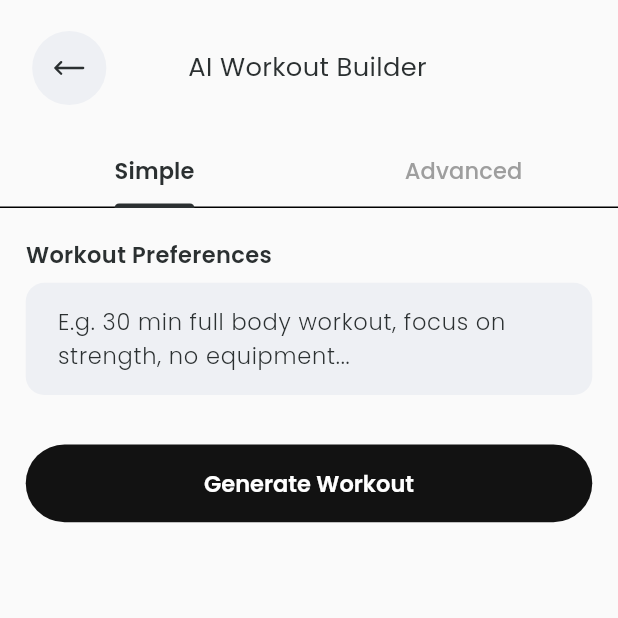
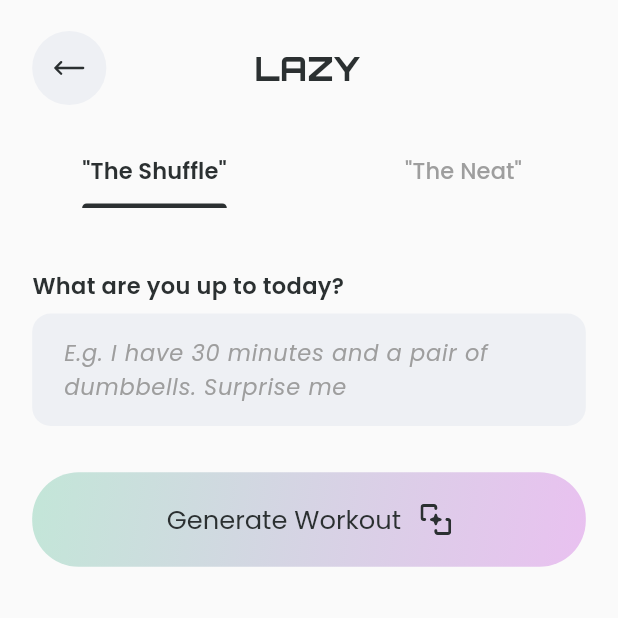
Before and after one commit to tran-haison/workouch, a Flutter app: the WorkoutLazyBuilderPage screen opened by its route, on a phone screen of 412 x 824 dp, the top half of it. Run offline on Flutter 3.47's test engine with Material 3 defaults, Android fonts, the phone set to English and light mode, and no system bars; drawn by our look-alikes of oktoast; our stand-ins replace cached_network_image, dio, either_dart, flutter_bloc, flutter_dotenv, flutter_screenutil and 14 more; accounts and stored records are empty; generated files the repository leaves out were written again; network calls fail.

Commit message:
style: update ui for workout lazy page

```diff
--- a/lib/core/constants/app_constants.dart
+++ b/lib/core/constants/app_constants.dart
@@ -155,8 +155,8 @@ class AppConstants {
   static const activityLevelExtremelyActive =
       'Very hard exercise, physical job';
   static const tdee = 'TDEE';
-  static const aiWorkoutBuilder = 'AI Workout Builder';
-  static const workoutPreferences = 'Workout Preferences';
+  static const workoutBuilder = 'Workout Builder';
+  static const whatAreYouUpToToday = 'What are you up to today?';
   static const intensity = 'Intensity';
   static const targetBodyParts = 'Target Body Parts';
   static const availableEquipments = 'Available Equipments';
@@ -176,10 +176,9 @@ class AppConstants {
   static const location = 'Location';
   static const selectLocation = 'Select Location';
   static const anyLocation = 'Any location';
-  static const locationLivingRoom = 'Living room (small space)';
-  static const locationGarageBackyard = 'Garage/Backyard (jumping allowed)';
+  static const locationRoom = 'Room (small space)';
+  static const locationGarageBackyard = 'Garage/Backyard';
   static const locationCommercialGym = 'Commercial Gym';
-  static const locationHotelRoom = 'Hotel Room';
   static const locationOutdoorsPark = 'Outdoors/Park';
   // Workout Goals
   static const workoutGoals = 'Workout Goals';
@@ -195,10 +194,10 @@ class AppConstants {
   static const injuriesLimitationsHint =
       'E.g. Lower back pain, knee injury, etc.';
   // Tabs
-  static const simpleMode = 'Simple';
-  static const advancedMode = 'Advanced';
+  static const theShuffleMode = '"The Shuffle"';
+  static const theNeatMode = '"The Neat"';
   static const workoutPreferencesHint =
-      'E.g. 30 min full body workout, focus on strength, no equipment...';
+      'E.g. I have 30 minutes and a pair of dumbbells. Surprise me';
 }
 
 class _Supabase {
--- a/lib/core/theme/app_colors.dart
+++ b/lib/core/theme/app_colors.dart
@@ -64,4 +64,12 @@ class AppColors {
   static const grayBlue = Color(0xFFEEF0F4);
   static const transparent = Colors.transparent;
   static const overlay = Color.fromARGB(49, 200, 200, 200);
+
+  // Gradient Background - Mix of primary and secondary colors
+  static const backgroundGradient = LinearGradient(
+    begin: Alignment.topLeft,
+    end: Alignment.bottomRight,
+    colors: [secondary, primary],
+    stops: [0.0, 1.0],
+  );
 }
--- a/lib/core/widgets/common_button.dart
+++ b/lib/core/widgets/common_button.dart
@@ -16,6 +16,7 @@ class CommonButton extends StatefulWidget {
     this.isFullWidth = true,
     this.formKey,
     this.backgroundColor,
+    this.backgroundGradientColor,
     this.textStyle,
     this.padding,
     this.radius,
@@ -34,6 +35,7 @@ class CommonButton extends StatefulWidget {
   final bool isFullWidth;
   final GlobalKey<FormState>? formKey;
   final Color? backgroundColor;
+  final Gradient? backgroundGradientColor;
   final TextStyle? textStyle;
   final EdgeInsetsGeometry? padding;
   final double? radius;
@@ -101,7 +103,10 @@ class _CommonButtonState extends State<CommonButton>
             border: widget.borderColor != null
                 ? Border.all(color: widget.borderColor!)
                 : null,
-            color: widget.backgroundColor ?? AppColors.darkBlack,
+            gradient: widget.backgroundGradientColor,
+            color: widget.backgroundGradientColor == null
+                ? (widget.backgroundColor ?? AppColors.darkBlack)
+                : null,
           ),
           child: ElevatedButton(
             onPressed: widget.isDisabled
--- a/lib/core/widgets/common_text_field.dart
+++ b/lib/core/widgets/common_text_field.dart
@@ -138,8 +138,9 @@ class _CommonTextFieldState extends State<CommonTextField> {
         hintStyle:
             widget.hintStyle ??
             AppTextStyles.h4.copyWith(
-              color: AppColors.text,
+              color: AppColors.mediumGray,
               fontWeight: FontWeight.w300,
+              fontStyle: FontStyle.italic,
             ),
         isDense: false,
         hintText: widget.hintText,
--- a/lib/features/workout/presentation/pages/workout_lazy_builder_page.dart
+++ b/lib/features/workout/presentation/pages/workout_lazy_builder_page.dart
@@ -49,7 +49,6 @@ class _WorkoutLazyBuilderPageState extends State<WorkoutLazyBuilderPage>
   void initState() {
     super.initState();
     _tabController = TabController(length: 2, vsync: this);
-    _loadData();
   }
 
   @override
@@ -58,24 +57,14 @@ class _WorkoutLazyBuilderPageState extends State<WorkoutLazyBuilderPage>
     super.dispose();
   }
 
-  void _loadData() {
-    context.read<WorkoutCubit>().getBodyParts();
-    context.read<WorkoutCubit>().getEquipments();
-  }
-
   @override
   Widget build(BuildContext context) {
-    return BlocBuilder<WorkoutCubit, WorkoutState>(
-      builder: (context, state) {
     return Scaffold(
       body: SafeArea(
         child: Column(
           children: [
             Padding(
-                  padding: EdgeInsets.symmetric(
-                    horizontal: 20.w,
-                    vertical: 20.h,
-                  ),
+              padding: EdgeInsets.symmetric(horizontal: 20.w, vertical: 20.h),
               child: Row(
                 children: [
                   CommonIconButton(
@@ -84,12 +73,15 @@ class _WorkoutLazyBuilderPageState extends State<WorkoutLazyBuilderPage>
                     iconColor: AppColors.black,
                     onTap: () => context.pop(),
                   ),
-                      const Spacer(),
-                      Text(
-                        AppConstants.aiWorkoutBuilder,
-                        style: AppTextStyles.h3,
+                  Gaps.hGap12,
+                  Expanded(
+                    child: Text(
+                      AppConstants.lazy,
+                      style: AppTextStyles.orbitron.copyWith(fontSize: 20.sp),
+                      textAlign: TextAlign.center,
                     ),
-                      const Spacer(),
+                  ),
+                  Gaps.hGap12,
                   SizedBox(width: 48.w),
                 ],
               ),
@@ -105,23 +97,24 @@ class _WorkoutLazyBuilderPageState extends State<WorkoutLazyBuilderPage>
                 fontWeight: FontWeight.w600,
               ),
               unselectedLabelStyle: AppTextStyles.h4,
+              dividerColor: AppColors.transparent,
+              overlayColor: WidgetStateProperty.all(AppColors.transparent),
               tabs: [
-                    Tab(text: AppConstants.simpleMode),
-                    Tab(text: AppConstants.advancedMode),
+                Tab(text: AppConstants.theShuffleMode),
+                Tab(text: AppConstants.theNeatMode),
               ],
             ),
             Expanded(
               child: TabBarView(
                 controller: _tabController,
                 children: [
-                      // Simple Mode Tab
-                      _SimpleModeTab(
+                  // Shuffle Mode Tab
+                  _ShuffleModeTab(
                     controller: _simplePreferencesController,
                     onGenerate: _generateWorkout,
                   ),
-                      // Advanced Mode Tab
-                      _AdvancedModeTab(
-                        state: state,
+                  // Neat Mode Tab
+                  _NeatModeTab(
                     nameController: _nameController,
                     injuriesController: _injuriesController,
                     workoutDuration: _workoutDuration,
@@ -169,8 +162,6 @@ class _WorkoutLazyBuilderPageState extends State<WorkoutLazyBuilderPage>
         ),
       ),
     );
-      },
-    );
   }
 
   Future<void> _generateWorkout() async {
@@ -180,17 +171,17 @@ class _WorkoutLazyBuilderPageState extends State<WorkoutLazyBuilderPage>
   }
 }
 
-class _SimpleModeTab extends StatefulWidget {
-  const _SimpleModeTab({required this.controller, required this.onGenerate});
+class _ShuffleModeTab extends StatefulWidget {
+  const _ShuffleModeTab({required this.controller, required this.onGenerate});
 
   final TextEditingController controller;
   final VoidCallback onGenerate;
 
   @override
-  State<_SimpleModeTab> createState() => _SimpleModeTabState();
+  State<_ShuffleModeTab> createState() => _ShuffleModeTabState();
 }
 
-class _SimpleModeTabState extends State<_SimpleModeTab>
+class _ShuffleModeTabState extends State<_ShuffleModeTab>
     with AutomaticKeepAliveClientMixin {
   @override
   bool get wantKeepAlive => true;
@@ -199,12 +190,12 @@ class _SimpleModeTabState extends State<_SimpleModeTab>
   Widget build(BuildContext context) {
     super.build(context); // Required for AutomaticKeepAliveClientMixin
     return SingleChildScrollView(
-      padding: EdgeInsets.symmetric(horizontal: 16.w, vertical: 20.h),
+      padding: EdgeInsets.symmetric(horizontal: 20.w, vertical: 40.h),
       child: Column(
         crossAxisAlignment: CrossAxisAlignment.start,
         children: [
           Text(
-            AppConstants.workoutPreferences,
+            AppConstants.whatAreYouUpToToday,
             style: AppTextStyles.h4.copyWith(fontWeight: FontWeight.w600),
           ),
           Gaps.vGap8,
@@ -216,15 +207,28 @@ class _SimpleModeTabState extends State<_SimpleModeTab>
             backgroundColor: AppColors.grayBlue,
             maxLines: 6,
             radius: 12.r,
+            inputTextStyle: AppTextStyles.h4.copyWith(
+              color: AppColors.text,
+              fontWeight: FontWeight.w300,
+            ),
             contentPadding: EdgeInsets.symmetric(
               horizontal: 16.w,
               vertical: 14.h,
             ),
           ),
-          Gaps.vGap32,
+          Gaps.vGap30,
           CommonButton(
             text: AppConstants.generateWorkout,
             onPressed: widget.onGenerate,
+            backgroundGradientColor: AppColors.backgroundGradient,
+            textStyle: AppTextStyles.h3,
+            padding: EdgeInsets.symmetric(horizontal: 20.w, vertical: 18.h),
+            trailing: CommonAssetIcon(
+              Assets.icons.aiGenerator,
+              width: 20.r,
+              height: 20.r,
+              color: AppColors.black,
+            ),
           ),
         ],
       ),
@@ -232,9 +236,8 @@ class _SimpleModeTabState extends State<_SimpleModeTab>
   }
 }
 
-class _AdvancedModeTab extends StatefulWidget {
-  const _AdvancedModeTab({
-    required this.state,
+class _NeatModeTab extends StatefulWidget {
+  const _NeatModeTab({
     required this.nameController,
     required this.injuriesController,
     required this.workoutDuration,
@@ -252,7 +255,6 @@ class _AdvancedModeTab extends StatefulWidget {
     required this.onGenerate,
   });
 
-  final WorkoutState state;
   final TextEditingController nameController;
   final TextEditingController injuriesController;
   final Duration workoutDuration;
@@ -270,10 +272,10 @@ class _AdvancedModeTab extends StatefulWidget {
   final VoidCallback onGenerate;
 
   @override
-  State<_AdvancedModeTab> createState() => _AdvancedModeTabState();
+  State<_NeatModeTab> createState() => _NeatModeTabState();
 }
 
-class _AdvancedModeTabState extends State<_AdvancedModeTab>
+class _NeatModeTabState extends State<_NeatModeTab>
     with AutomaticKeepAliveClientMixin {
   @override
   bool get wantKeepAlive => true;
@@ -281,8 +283,10 @@ class _AdvancedModeTabState extends State<_AdvancedModeTab>
   @override
   Widget build(BuildContext context) {
     super.build(context); // Required for AutomaticKeepAliveClientMixin
+    return BlocBuilder<WorkoutCubit, WorkoutState>(
+      builder: (context, state) {
         return SingleChildScrollView(
-      padding: EdgeInsets.symmetric(horizontal: 16.w, vertical: 20.h),
+          padding: EdgeInsets.symmetric(horizontal: 16.w, vertical: 40.h),
           child: Column(
             crossAxisAlignment: CrossAxisAlignment.start,
             children: [
@@ -299,6 +303,10 @@ class _AdvancedModeTabState extends State<_AdvancedModeTab>
                 isShowBorder: true,
                 borderColor: AppColors.grayBlue,
                 borderFocusColor: AppColors.black,
+                inputTextStyle: AppTextStyles.h4.copyWith(
+                  color: AppColors.text,
+                  fontWeight: FontWeight.w300,
+                ),
               ),
               Gaps.vGap16,
               // Workout Duration
@@ -324,7 +332,7 @@ class _AdvancedModeTabState extends State<_AdvancedModeTab>
               // Workout Goals
               _PreferenceSection(
                 title: AppConstants.workoutGoals,
-            icon: Assets.icons.rocket,
+                icon: Assets.icons.goal,
                 child: LazyGoalsSelector(
                   initialGoals: widget.workoutGoals,
                   onChanged: widget.onGoalsChanged,
@@ -334,10 +342,10 @@ class _AdvancedModeTabState extends State<_AdvancedModeTab>
               // Target Body Parts
               _PreferenceSection(
                 title: AppConstants.targetBodyParts,
-            icon: Assets.icons.dumbbell,
+                icon: Assets.icons.muscle,
                 child: LazyBodyPartsSelector(
                   initialBodyParts: widget.workoutBodyParts,
-              bodyParts: widget.state.bodyParts,
+                  bodyParts: state.bodyParts,
                   onChanged: widget.onBodyPartsChanged,
                 ),
               ),
@@ -345,10 +353,10 @@ class _AdvancedModeTabState extends State<_AdvancedModeTab>
               // Available Equipment
               _PreferenceSection(
                 title: AppConstants.availableEquipments,
-            icon: Assets.icons.weight,
+                icon: Assets.icons.dumbbellOutline,
                 child: LazyEquipmentsSelector(
                   initialEquipments: widget.workoutEquipments,
-              equipments: widget.state.equipments,
+                  equipments: state.equipments,
                   onChanged: widget.onEquipmentsChanged,
                 ),
               ),
@@ -366,7 +374,7 @@ class _AdvancedModeTabState extends State<_AdvancedModeTab>
               // Injuries/Limitations
               _PreferenceSection(
                 title: AppConstants.injuriesLimitations,
-            icon: Assets.icons.info,
+                icon: Assets.icons.sick,
                 child: CommonTextField(
                   controller: widget.injuriesController,
                   hintText: AppConstants.injuriesLimitationsHint,
@@ -375,21 +383,35 @@ class _AdvancedModeTabState extends State<_AdvancedModeTab>
                   backgroundColor: AppColors.grayBlue,
                   maxLines: 3,
                   radius: 12.r,
+                  inputTextStyle: AppTextStyles.h4.copyWith(
+                    color: AppColors.text,
+                    fontWeight: FontWeight.w300,
+                  ),
                   contentPadding: EdgeInsets.symmetric(
                     horizontal: 16.w,
                     vertical: 14.h,
                   ),
                 ),
               ),
-          Gaps.vGap20,
+              Gaps.vGap30,
               // Generate Button
               CommonButton(
                 text: AppConstants.generateWorkout,
                 onPressed: widget.onGenerate,
+                backgroundGradientColor: AppColors.backgroundGradient,
+                textStyle: AppTextStyles.h3,
+                padding: EdgeInsets.symmetric(horizontal: 20.w, vertical: 18.h),
+                trailing: CommonAssetIcon(
+                  Assets.icons.aiGenerator,
+                  width: 20.r,
+                  height: 20.r,
+                  color: AppColors.black,
                 ),
-          Gaps.vGap20,
+              ),
             ],
           ),
+        );
+      },
     );
   }
 }
--- a/lib/features/workout/presentation/widgets/lazy_location_selector.dart
+++ b/lib/features/workout/presentation/widgets/lazy_location_selector.dart
@@ -26,10 +26,9 @@ class LazyLocationSelector extends StatefulWidget {
 class _LazyLocationSelectorState extends State<LazyLocationSelector> {
   late String _currentLocation;
   final locations = [
-    AppConstants.locationLivingRoom,
+    AppConstants.locationRoom,
     AppConstants.locationGarageBackyard,
     AppConstants.locationCommercialGym,
-    AppConstants.locationHotelRoom,
     AppConstants.locationOutdoorsPark,
   ];
 
--- a/lib/features/workout/presentation/widgets/workout_scope_provider.dart
+++ b/lib/features/workout/presentation/widgets/workout_scope_provider.dart
@@ -26,6 +26,8 @@ class _WorkoutScopeProviderState extends State<WorkoutScopeProvider> {
     super.initState();
     // Create the cubit instance when the scope is created
     _workoutCubit = getIt<WorkoutCubit>();
+    _workoutCubit.getBodyParts();
+    _workoutCubit.getEquipments();
   }
 
   @override
```
Also changed, not shown: lib/gen/assets.gen.dart (+22 -0 lines), assets/icons/ai_generator.svg (added), assets/icons/dumbbell_outline.svg (added), assets/icons/goal.svg (added), assets/icons/muscle.svg (added), assets/icons/sick.svg (added), 1 other file. Lines whose indentation alone changed are shown as unchanged.
